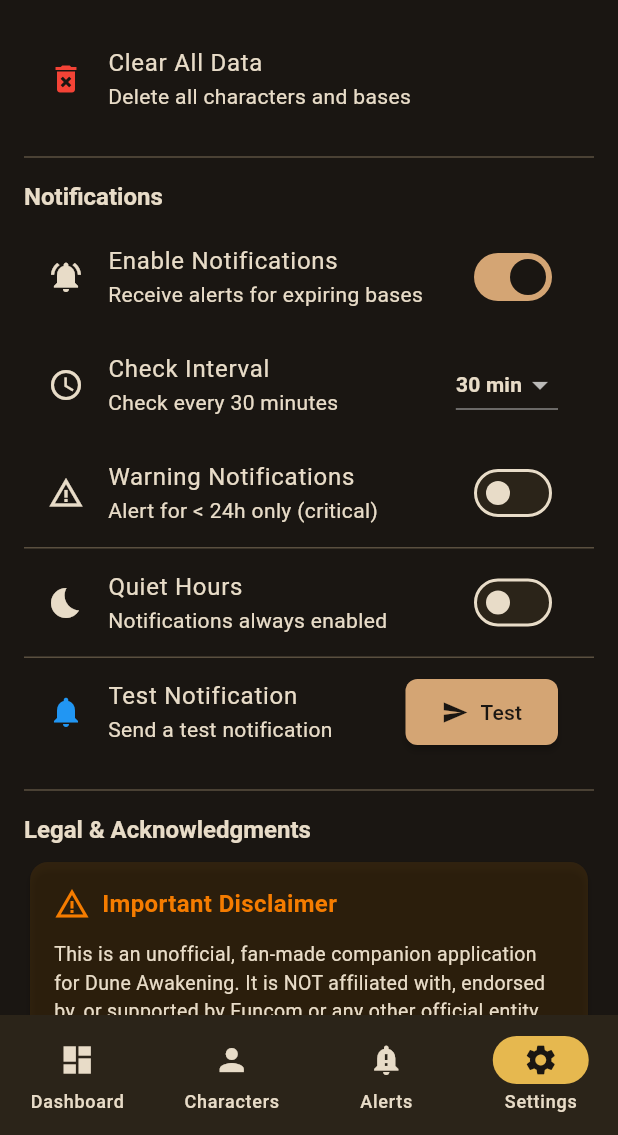
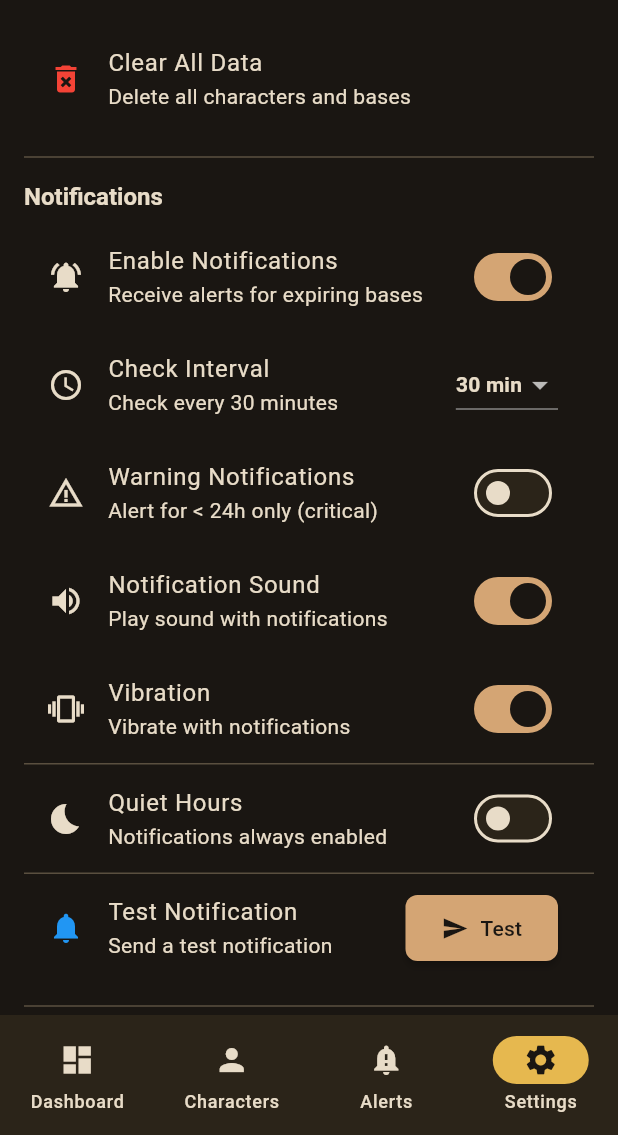
Before and after one commit to StarTuz/dune-awakening-companion, a Flutter app: the screen it shows after launch, item 4 of the bottom bar chosen, scrolled down 576 dp, on a phone screen of 412 x 824 dp, the part 101-1236 px from its top. Run offline on Flutter 3.47's test engine with Material 3 defaults, Android fonts, the phone set to English and light mode, and no system bars; our stand-ins replace file_picker, flutter_local_notifications, flutter_riverpod, shared_preferences, sqflite, sqflite_common and 1 more; missing offline and left inert: tray_manager, window_manager, windows_single_instance, workmanager; accounts and stored records are empty; generated files the repository leaves out were written again; statements that could not run were skipped.

Commit message:
feat: Add sound and vibration notification settings

```diff
--- a/lib/features/settings/screens/settings_screen.dart
+++ b/lib/features/settings/screens/settings_screen.dart
@@ -765,6 +765,37 @@ class _NotificationSettingsWidget extends ConsumerWidget {
               : null,
         ),
 
+        // Sound Toggle
+        SwitchListTile(
+          secondary: const Icon(Icons.volume_up),
+          title: const Text('Notification Sound'),
+          subtitle: Text(settings.soundEnabled
+              ? 'Play sound with notifications'
+              : 'Silent notifications'),
+          value: settings.soundEnabled,
+          onChanged: settings.enabled
+              ? (value) async {
+                  await ref.read(notificationSettingsProvider.notifier).setSoundEnabled(value);
+                }
+              : null,
+        ),
+
+        // Vibration Toggle (Mobile only)
+        if (Platform.isAndroid || Platform.isIOS)
+          SwitchListTile(
+            secondary: const Icon(Icons.vibration),
+            title: const Text('Vibration'),
+            subtitle: Text(settings.vibrationEnabled
+                ? 'Vibrate with notifications'
+                : 'No vibration'),
+            value: settings.vibrationEnabled,
+            onChanged: settings.enabled
+                ? (value) async {
+                    await ref.read(notificationSettingsProvider.notifier).setVibrationEnabled(value);
+                  }
+                : null,
+          ),
+
         // Start Minimized (Desktop only)
         if (Platform.isLinux || Platform.isWindows || Platform.isMacOS)
           SwitchListTile(
```
Also changed, not shown: lib/core/providers/notification_settings_provider.dart (+22 -0 lines), lib/core/services/notification_service.dart (+12 -3 lines), lib/core/services/notification_settings.dart (+30 -0 lines), 1 other file.
